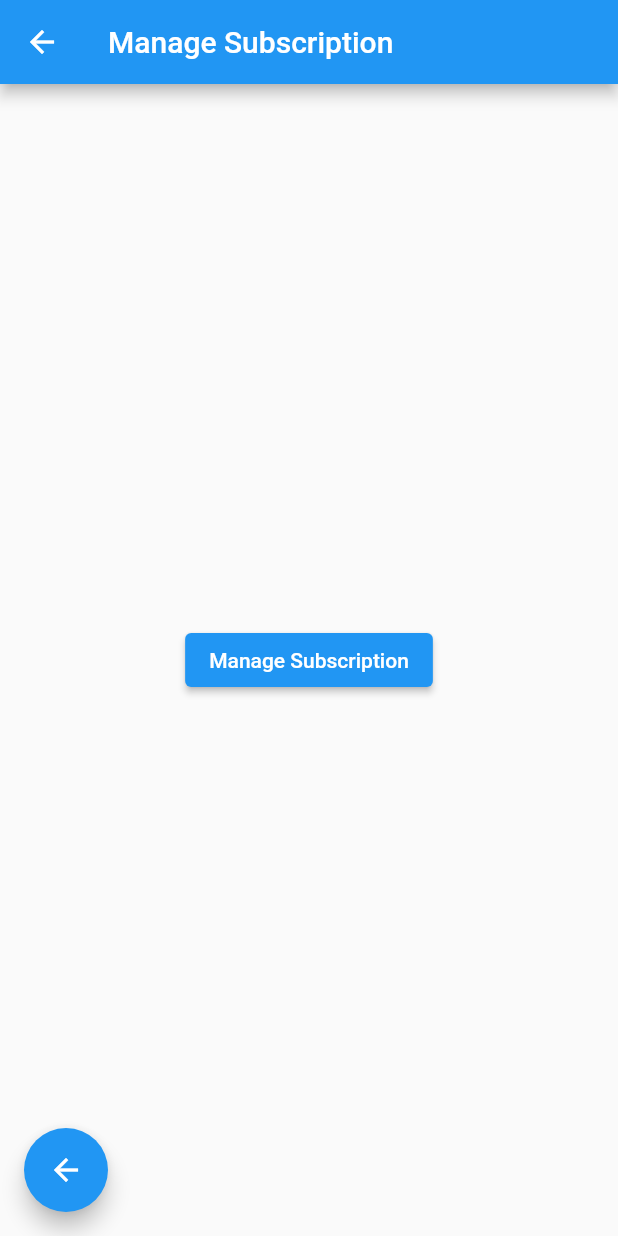
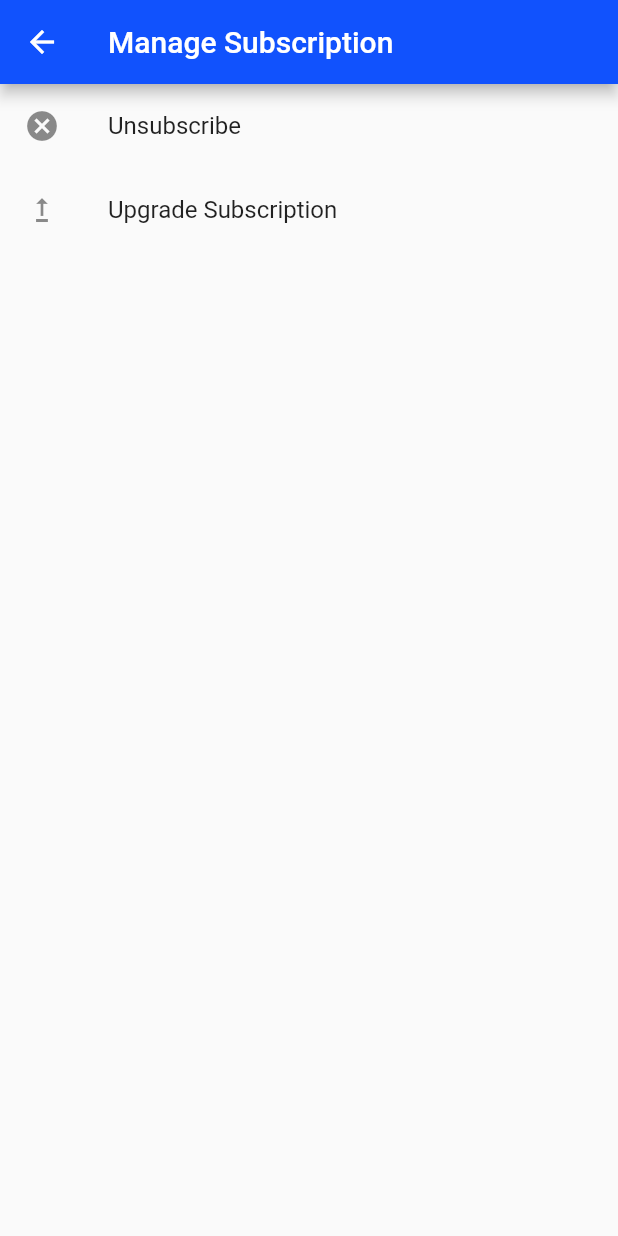
Before and after one commit to george51802/NotesGPT, a Flutter app: the UserSettingsView screen opened by its route, after a tap on "Manage Subscription", on a phone screen of 412 x 824 dp. Run offline on Flutter 3.47's test engine with Material 2 defaults, Android fonts, the phone set to English and light mode, and no system bars; our stand-ins replace cloud_firestore, firebase_auth, firebase_core, get, google_nav_bar, google_sign_in and 1 more; accounts and stored records are empty.

Commit message:
Made manage subscription view better

```diff
--- a/lib/ui/manage_subscription_view.dart
+++ b/lib/ui/manage_subscription_view.dart
@@ -7,23 +7,23 @@ class ManageSubscriptionScreen extends StatelessWidget {
   Widget build(BuildContext context) {
     return Scaffold(
       appBar: AppBar(
+        backgroundColor: Color(0xff1152FD),
         title: Text('Manage Subscription'),
       ),
-      body: Center(
-        child: ElevatedButton(
-          child: Text('Manage Subscription'),
-          onPressed: () {
-            // Add code here to manage subscription
-          },
-        ),
+      body: Column(
+        children: [
+          ListTile(
+            leading: Icon(Icons.cancel),
+            title: Text('Unsubscribe'),
+            onTap: () {},
+          ),
+          ListTile(
+            leading: Icon(Icons.upgrade),
+            title: Text('Upgrade Subscription'),
+            onTap: () {},
+          )
+        ],
       ),
-      floatingActionButton: FloatingActionButton(
-        child: Icon(Icons.arrow_back),
-        onPressed: () {
-          Navigator.pop(context);
-        },
-      ),
-      floatingActionButtonLocation: FloatingActionButtonLocation.startFloat,
     );
   }
 }
--- a/lib/ui/settings_view.dart
+++ b/lib/ui/settings_view.dart
@@ -138,7 +138,7 @@ class _UserSettingsViewState extends State<UserSettingsView> {
             onTap: () {},
           ),
           ListTile(
-            leading: Icon(Icons.money),
+            leading: Icon(Icons.account_balance_wallet),
             title: Text('Manage Subscription'.tr),
             onTap: () {
               Navigator.push(
--- a/lib/ui/welcome_screen.dart
+++ b/lib/ui/welcome_screen.dart
@@ -7,7 +7,8 @@ class WelcomeScreen extends StatelessWidget {
   Widget build(BuildContext context) {
     return Scaffold(
       backgroundColor: Color(0xff1152FD),
-      body: Column(
+      body: SingleChildScrollView(
+        child: Column(
           mainAxisAlignment: MainAxisAlignment.center,
           children: [
             // Add your app logo here
@@ -63,6 +64,7 @@ class WelcomeScreen extends StatelessWidget {
             ),
           ],
         ),
+      ),
     );
   }
 }
```
Lines whose indentation alone changed are shown as unchanged.
